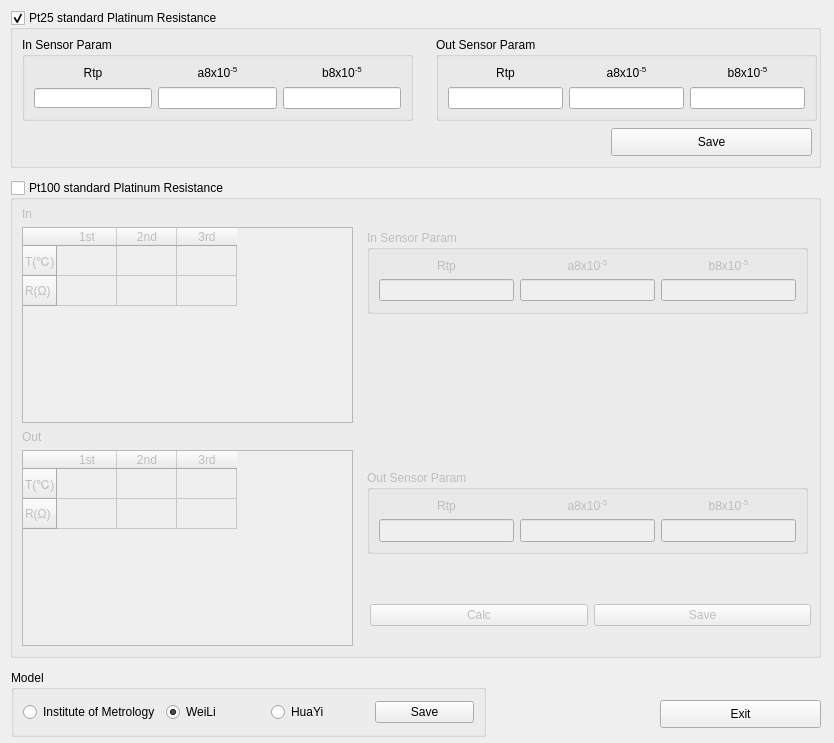
This is source/systemset/systemsetdlg/ui/stdplasensor.ui in flimmy78/qtverify as Qt 5 draws it before an edit. The edited form follows.
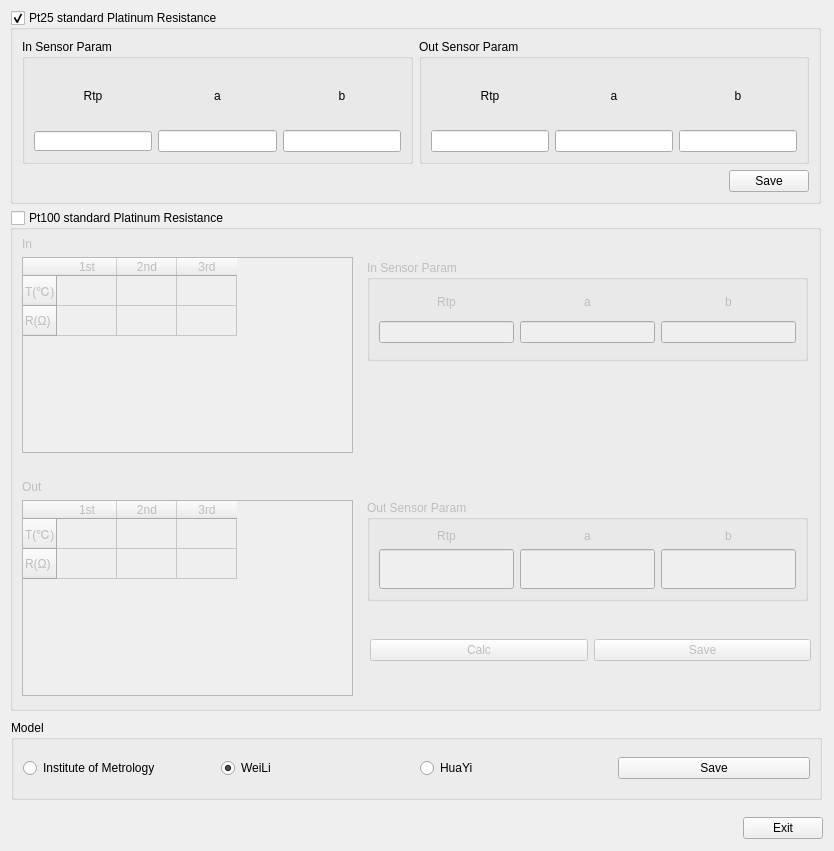
This is the edited form.

Commit message: 铂电阻检测界面优化

```diff
--- a/source/systemset/systemsetdlg/ui/stdplasensor.ui
+++ b/source/systemset/systemsetdlg/ui/stdplasensor.ui
@@ -7,7 +7,7 @@
     <x>0</x>
     <y>0</y>
     <width>834</width>
-    <height>743</height>
+    <height>851</height>
    </rect>
   </property>
   <property name="minimumSize">
@@ -19,7 +19,7 @@
   <property name="maximumSize">
    <size>
     <width>834</width>
-    <height>743</height>
+    <height>900</height>
    </size>
   </property>
   <property name="windowTitle">
@@ -31,7 +31,7 @@
      <x>10</x>
      <y>10</y>
      <width>811</width>
-     <height>158</height>
+     <height>194</height>
     </rect>
    </property>
    <property name="title">
@@ -40,15 +40,11 @@
    <property name="checkable">
     <bool>true</bool>
    </property>
+   <layout class="QVBoxLayout" name="verticalLayout">
+    <item>
+     <layout class="QHBoxLayout" name="horizontalLayout_2">
+      <item>
    <widget class="QGroupBox" name="groupBox_2">
-    <property name="geometry">
-     <rect>
-      <x>12</x>
-      <y>27</y>
-      <width>391</width>
-      <height>84</height>
-     </rect>
-    </property>
     <property name="title">
      <string>In Sensor Param</string>
     </property>
@@ -66,14 +62,14 @@
      <item row="0" column="1">
       <widget class="QLabel" name="label_2">
        <property name="text">
-        <string>&lt;html&gt;&lt;head/&gt;&lt;body&gt;&lt;p align=&quot;center&quot;&gt;a8x10&lt;span style=&quot; vertical-align:super;&quot;&gt;-5&lt;/span&gt;&lt;/p&gt;&lt;/body&gt;&lt;/html&gt;</string>
+            <string>&lt;html&gt;&lt;head/&gt;&lt;body&gt;&lt;p align=&quot;center&quot;&gt;a&lt;/p&gt;&lt;/body&gt;&lt;/html&gt;</string>
        </property>
       </widget>
      </item>
      <item row="0" column="2">
       <widget class="QLabel" name="label_3">
        <property name="text">
-        <string>&lt;html&gt;&lt;head/&gt;&lt;body&gt;&lt;p align=&quot;center&quot;&gt;b8x10&lt;span style=&quot; vertical-align:super;&quot;&gt;-5&lt;/span&gt;&lt;/p&gt;&lt;/body&gt;&lt;/html&gt;</string>
+            <string>&lt;html&gt;&lt;head/&gt;&lt;body&gt;&lt;p align=&quot;center&quot;&gt;b&lt;/p&gt;&lt;/body&gt;&lt;/html&gt;</string>
        </property>
       </widget>
      </item>
@@ -101,15 +97,9 @@
      </item>
     </layout>
    </widget>
+      </item>
+      <item>
    <widget class="QGroupBox" name="groupBox_3">
-    <property name="geometry">
-     <rect>
-      <x>426</x>
-      <y>27</y>
-      <width>381</width>
-      <height>84</height>
-     </rect>
-    </property>
     <property name="title">
      <string>Out Sensor Param</string>
     </property>
@@ -121,17 +111,10 @@
        </property>
       </widget>
      </item>
-     <item row="0" column="1">
-      <widget class="QLabel" name="label_5">
-       <property name="text">
-        <string>&lt;html&gt;&lt;head/&gt;&lt;body&gt;&lt;p align=&quot;center&quot;&gt;a8x10&lt;span style=&quot; vertical-align:super;&quot;&gt;-5&lt;/span&gt;&lt;/p&gt;&lt;/body&gt;&lt;/html&gt;</string>
-       </property>
-      </widget>
-     </item>
      <item row="0" column="2">
       <widget class="QLabel" name="label_6">
        <property name="text">
-        <string>&lt;html&gt;&lt;head/&gt;&lt;body&gt;&lt;p align=&quot;center&quot;&gt;b8x10&lt;span style=&quot; vertical-align:super;&quot;&gt;-5&lt;/span&gt;&lt;/p&gt;&lt;/body&gt;&lt;/html&gt;</string>
+            <string>&lt;html&gt;&lt;head/&gt;&lt;body&gt;&lt;p align=&quot;center&quot;&gt;b&lt;/p&gt;&lt;/body&gt;&lt;/html&gt;</string>
        </property>
       </widget>
      </item>
@@ -144,29 +127,69 @@
      <item row="1" column="2">
       <widget class="QLineEdit" name="lineEdit_pt25_out_b"/>
      </item>
-    </layout>
-   </widget>
+         <item row="0" column="1">
+          <widget class="QLabel" name="label_5">
+           <property name="text">
+            <string>&lt;html&gt;&lt;head/&gt;&lt;body&gt;&lt;p align=&quot;center&quot;&gt;a&lt;/p&gt;&lt;/body&gt;&lt;/html&gt;</string>
+           </property>
+          </widget>
+         </item>
+        </layout>
+       </widget>
+      </item>
+     </layout>
+    </item>
+    <item>
+     <layout class="QHBoxLayout" name="horizontalLayout">
+      <item>
+       <spacer name="horizontalSpacer">
+        <property name="orientation">
+         <enum>Qt::Horizontal</enum>
+        </property>
+        <property name="sizeHint" stdset="0">
+         <size>
+          <width>369</width>
+          <height>20</height>
+         </size>
+        </property>
+       </spacer>
+      </item>
+      <item>
    <widget class="QPushButton" name="btn_pt25_save">
-    <property name="geometry">
-     <rect>
-      <x>601</x>
-      <y>118</y>
-      <width>201</width>
-      <height>28</height>
-     </rect>
+        <property name="sizePolicy">
+         <sizepolicy hsizetype="Preferred" vsizetype="Fixed">
+          <horstretch>0</horstretch>
+          <verstretch>0</verstretch>
+         </sizepolicy>
+        </property>
+        <property name="minimumSize">
+         <size>
+          <width>80</width>
+          <height>0</height>
+         </size>
+        </property>
+        <property name="maximumSize">
+         <size>
+          <width>80</width>
+          <height>16777215</height>
+         </size>
     </property>
     <property name="text">
      <string>Save</string>
     </property>
    </widget>
+      </item>
+     </layout>
+    </item>
+   </layout>
   </widget>
   <widget class="QGroupBox" name="gBox_pt100">
    <property name="geometry">
     <rect>
      <x>10</x>
-     <y>180</y>
+     <y>210</y>
      <width>811</width>
-     <height>478</height>
+     <height>501</height>
     </rect>
    </property>
    <property name="title">
@@ -184,7 +207,7 @@
       <x>357</x>
       <y>50</y>
       <width>441</width>
-      <height>84</height>
+      <height>101</height>
      </rect>
     </property>
     <property name="title">
@@ -216,7 +239,7 @@
         </sizepolicy>
        </property>
        <property name="text">
-        <string>&lt;html&gt;&lt;head/&gt;&lt;body&gt;&lt;p align=&quot;center&quot;&gt;a8x10&lt;span style=&quot; vertical-align:super;&quot;&gt;-5&lt;/span&gt;&lt;/p&gt;&lt;/body&gt;&lt;/html&gt;</string>
+        <string>&lt;html&gt;&lt;head/&gt;&lt;body&gt;&lt;p align=&quot;center&quot;&gt;a&lt;/p&gt;&lt;/body&gt;&lt;/html&gt;</string>
        </property>
       </widget>
      </item>
@@ -229,7 +252,7 @@
         </sizepolicy>
        </property>
        <property name="text">
-        <string>&lt;html&gt;&lt;head/&gt;&lt;body&gt;&lt;p align=&quot;center&quot;&gt;b8x10&lt;span style=&quot; vertical-align:super;&quot;&gt;-5&lt;/span&gt;&lt;/p&gt;&lt;/body&gt;&lt;/html&gt;</string>
+        <string>&lt;html&gt;&lt;head/&gt;&lt;body&gt;&lt;p align=&quot;center&quot;&gt;b&lt;/p&gt;&lt;/body&gt;&lt;/html&gt;</string>
        </property>
       </widget>
      </item>
@@ -271,7 +294,7 @@
       <x>357</x>
       <y>290</y>
       <width>441</width>
-      <height>84</height>
+      <height>101</height>
      </rect>
     </property>
     <property name="title">
@@ -300,7 +323,7 @@
         </sizepolicy>
        </property>
        <property name="text">
-        <string>&lt;html&gt;&lt;head/&gt;&lt;body&gt;&lt;p align=&quot;center&quot;&gt;a8x10&lt;span style=&quot; vertical-align:super;&quot;&gt;-5&lt;/span&gt;&lt;/p&gt;&lt;/body&gt;&lt;/html&gt;</string>
+        <string>&lt;html&gt;&lt;head/&gt;&lt;body&gt;&lt;p align=&quot;center&quot;&gt;a&lt;/p&gt;&lt;/body&gt;&lt;/html&gt;</string>
        </property>
       </widget>
      </item>
@@ -313,7 +336,7 @@
         </sizepolicy>
        </property>
        <property name="text">
-        <string>&lt;html&gt;&lt;head/&gt;&lt;body&gt;&lt;p align=&quot;center&quot;&gt;b8x10&lt;span style=&quot; vertical-align:super;&quot;&gt;-5&lt;/span&gt;&lt;/p&gt;&lt;/body&gt;&lt;/html&gt;</string>
+        <string>&lt;html&gt;&lt;head/&gt;&lt;body&gt;&lt;p align=&quot;center&quot;&gt;b&lt;/p&gt;&lt;/body&gt;&lt;/html&gt;</string>
        </property>
       </widget>
      </item>
@@ -353,7 +376,7 @@
     <property name="geometry">
      <rect>
       <x>12</x>
-      <y>250</y>
+      <y>270</y>
       <width>331</width>
       <height>216</height>
      </rect>
@@ -410,9 +433,9 @@
     <property name="geometry">
      <rect>
       <x>360</x>
-      <y>420</y>
+      <y>425</y>
       <width>441</width>
-      <height>30</height>
+      <height>31</height>
      </rect>
     </property>
     <layout class="QGridLayout" name="gridLayout_6">
@@ -499,23 +522,23 @@
    <property name="geometry">
     <rect>
      <x>11</x>
-     <y>670</y>
-     <width>475</width>
-     <height>67</height>
+     <y>720</y>
+     <width>811</width>
+     <height>80</height>
     </rect>
    </property>
    <property name="title">
     <string>Model</string>
    </property>
-   <layout class="QGridLayout" name="gridLayout_7">
-    <item row="0" column="0">
+   <layout class="QHBoxLayout" name="horizontalLayout_3">
+    <item>
      <widget class="QRadioButton" name="rbtn_inst">
       <property name="text">
        <string>Institute of Metrology</string>
       </property>
      </widget>
     </item>
-    <item row="0" column="1">
+    <item>
      <widget class="QRadioButton" name="rbtn_weili">
       <property name="text">
        <string>WeiLi</string>
@@ -528,14 +551,14 @@
       </property>
      </widget>
     </item>
-    <item row="0" column="2">
+    <item>
      <widget class="QRadioButton" name="rbtn_huayi">
       <property name="text">
        <string>HuaYi</string>
       </property>
      </widget>
     </item>
-    <item row="0" column="3">
+    <item>
      <widget class="QPushButton" name="btn_model_save">
       <property name="text">
        <string>Save</string>
@@ -544,15 +567,31 @@
     </item>
    </layout>
   </widget>
+  <widget class="QWidget" name="">
+   <property name="geometry">
+    <rect>
+     <x>12</x>
+     <y>810</y>
+     <width>811</width>
+     <height>36</height>
+    </rect>
+   </property>
+   <layout class="QHBoxLayout" name="horizontalLayout_4">
+    <item>
+     <spacer name="horizontalSpacer_2">
+      <property name="orientation">
+       <enum>Qt::Horizontal</enum>
+      </property>
+      <property name="sizeHint" stdset="0">
+       <size>
+        <width>40</width>
+        <height>20</height>
+       </size>
+      </property>
+     </spacer>
+    </item>
+    <item>
   <widget class="QPushButton" name="btn_pt100_exit">
-   <property name="geometry">
-    <rect>
-     <x>660</x>
-     <y>700</y>
-     <width>161</width>
-     <height>28</height>
-    </rect>
-   </property>
    <property name="sizePolicy">
     <sizepolicy hsizetype="Preferred" vsizetype="Fixed">
      <horstretch>0</horstretch>
@@ -562,6 +601,9 @@
    <property name="text">
     <string>Exit</string>
    </property>
+     </widget>
+    </item>
+   </layout>
   </widget>
  </widget>
  <resources/>
```
Lines whose indentation alone changed are shown as unchanged. The commit also changes 3 other files.
